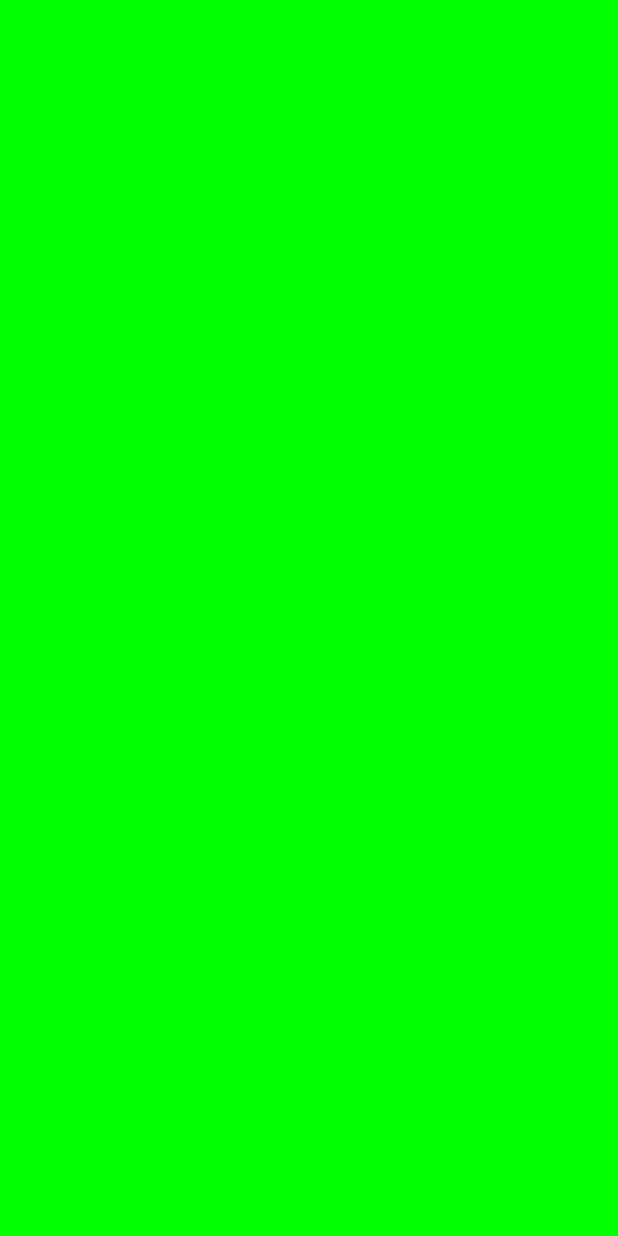
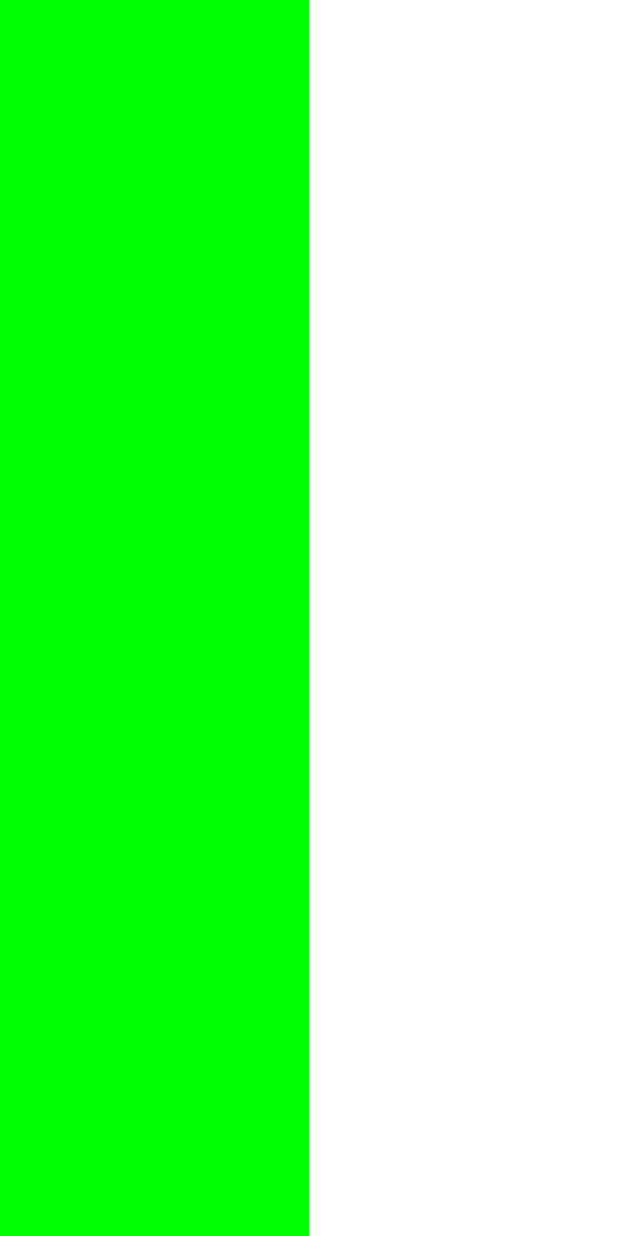
Before and after one commit to CarlDanZzz/Practica_1_Bandera, an Android app built with Jetpack Compose: the screen it shows after launch (MainActivity), on a phone screen of 412 x 824 dp. Before the commit the screen is empty. Run offline under Robolectric (Android 15) with nearby library versions, the phone set to English and light mode, and no system bars.

Commit message:
4to commit, creacion de lado blanco(sin imagen)

```diff
--- a/app/src/main/java/com/example/practica_1_bandera/MainActivity.kt
+++ b/app/src/main/java/com/example/practica_1_bandera/MainActivity.kt
@@ -27,6 +27,7 @@ class MainActivity : ComponentActivity() {
                             .padding(innerPadding)
                     ) {
                         ladoverde(Modifier.weight(1f))
+                        ladoblanco(Modifier.weight(1f))
 
                     }
                 }
--- a/app/src/main/java/com/example/practica_1_bandera/ui/theme/inicioscripts.kt
+++ b/app/src/main/java/com/example/practica_1_bandera/ui/theme/inicioscripts.kt
@@ -18,3 +18,11 @@ fun ladoverde(modifier: Modifier = Modifier){
             .fillMaxHeight()
     )
 }
+@Composable
+fun ladoblanco(modifier: Modifier = Modifier){
+        Box(
+            modifier = modifier
+                .background(Color.White)
+                .fillMaxHeight()
+        )
+    }
```
